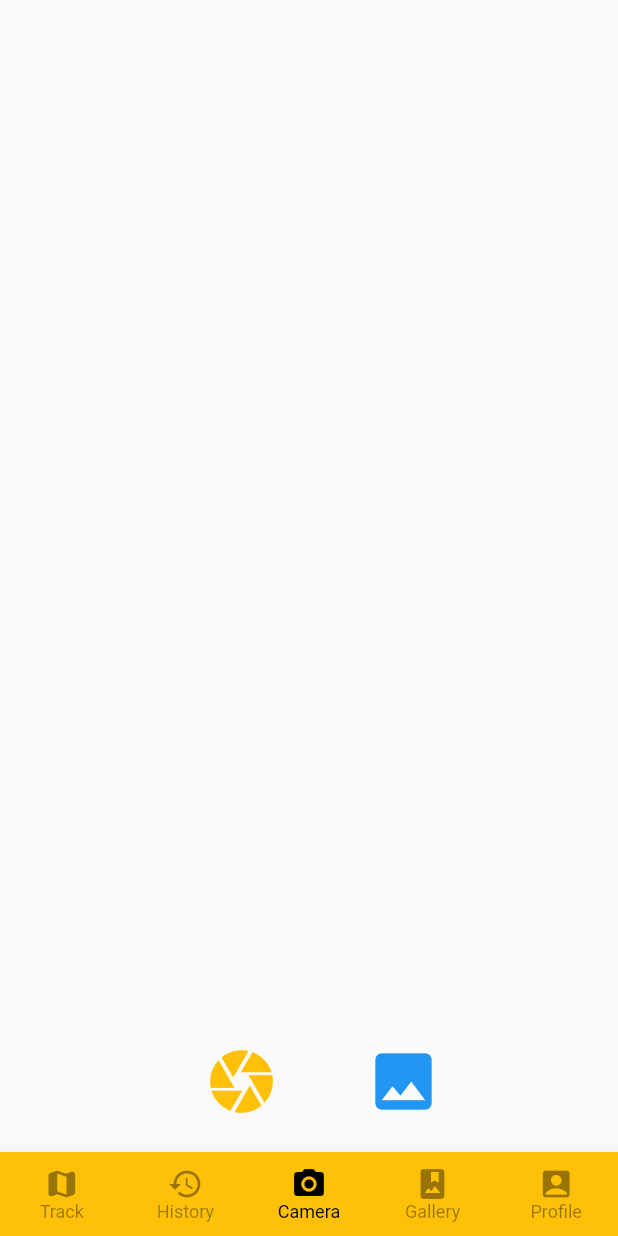
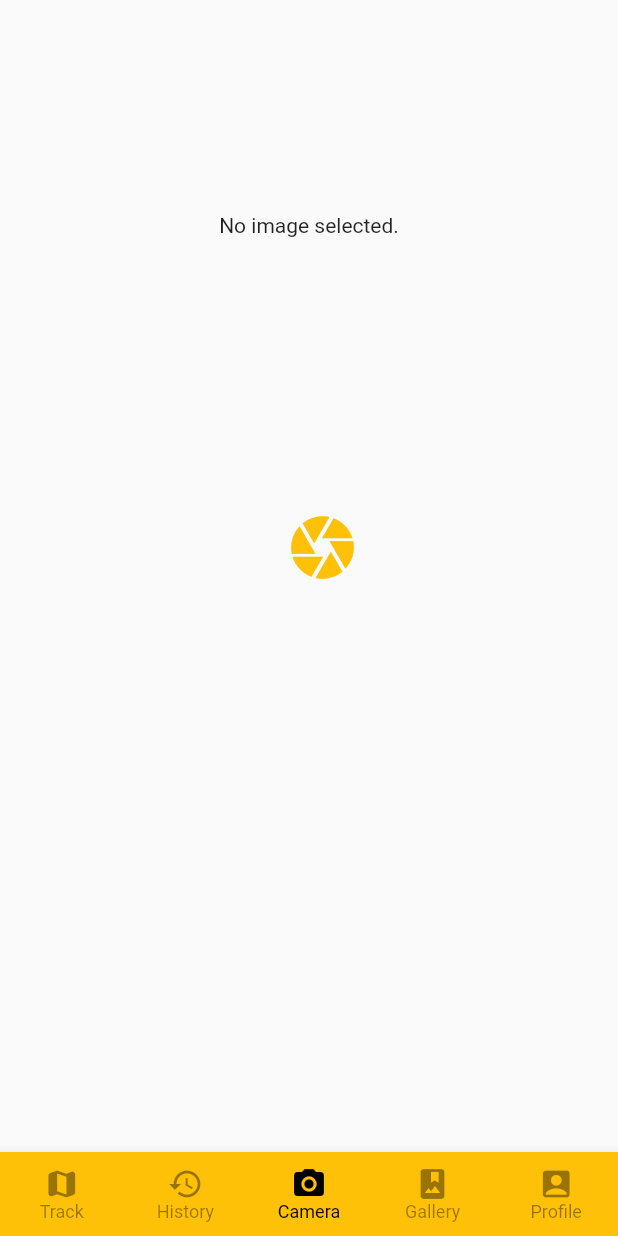
Before and after one commit to lucasseabra97/cm-project, a Flutter app: the screen it shows after launch, item 3 of the bottom bar chosen, after a tap on the "camera" icon, on a phone screen of 412 x 824 dp. Run offline on Flutter 3.47's test engine with Material 2 defaults, Android fonts, the phone set to English and light mode, and no system bars; our stand-ins replace camera, geolocator, google_maps_flutter, image_picker, location, qr_flutter and 2 more; missing offline and left inert: flutter_polyline_points, qrscan; accounts and stored records are empty.

Commit message:
camera and gallery separated

```diff
--- a/bikeTrack/lib/screens/camera_screen.dart
+++ b/bikeTrack/lib/screens/camera_screen.dart
@@ -17,7 +17,8 @@ class _CameraScreen extends State<CameraScreen> {
   List<Photo> images;
   final _picker = ImagePicker();
   PickedFile _pf;
-
+  File _image;
+  List<File> _images;
   @override
   void initState() {
     super.initState();
@@ -36,38 +37,40 @@ class _CameraScreen extends State<CameraScreen> {
   }
 
   Future<void> pickImageFromCamera() async {
-    PickedFile image =
-        await _picker.getImage(source: ImageSource.camera, imageQuality: 50);
-
+    // PickedFile image =
+    //     await _picker.getImage(source: ImageSource.camera, imageQuality: 50);
+    var image = await ImagePicker.pickImage(
+        source: ImageSource.camera, imageQuality: 50);
     setState(() {
-      _pf = image;
+      _image = image;
+      //_images.add(image);
     });
   }
 
   Future<void> imgFromGallery() async {
-    PickedFile image = await _picker.getImage(source: ImageSource.gallery);
-
+    //PickedFile image = await _picker.getImage(source: ImageSource.gallery);
+    var image = await ImagePicker.pickImage(source: ImageSource.gallery);
     setState(() {
-      _pf = image;
+      _image = image;
     });
   }
 
-  // Future<void> pickImageFromGallery() async {
-  //   final pickedFile = await _picker.getImage(source: ImageSource.gallery);
-  //   final bytes = await pickedFile.readAsBytes();
-  //   if (pickedFile != null) {
-  //     //_image = File(pickedFile.path);
-  //     String imgString = base64Encode(bytes);
-  //     //print(imgString);
+  Future<void> pickImageFromGallery() async {
+    final pickedFile = await _picker.getImage(source: ImageSource.gallery);
+    final bytes = await pickedFile.readAsBytes();
+    if (pickedFile != null) {
+      //_image = File(pickedFile.path);
+      String imgString = base64Encode(bytes);
+      //print(imgString);
 
-  //     Photo photo = Photo(photoName: imgString);
+      Photo photo = Photo(imgString);
 
-  //     dbhelper.save(photo);
-  //     refreshImages();
-  //   } else {
-  //     print('No image selected.');
-  //   }
-  // }
+      dbhelper.save(photo);
+      refreshImages();
+    } else {
+      print('No image selected.');
+    }
+  }
 
   gridView() {
     return Padding(
@@ -89,23 +92,41 @@ class _CameraScreen extends State<CameraScreen> {
     );
   }
 
+  // @override
+  // Widget build(BuildContext context) {
+  //   return Scaffold(
+  //     appBar: AppBar(
+  //       title: Text('Camera screen'),
+  //       actions: <Widget>[
+  //         IconButton(
+  //             icon: Icon(Icons.image),
+  //             onPressed: () {
+  //               pickImageFromGallery();
+  //             })
+  //       ],
+  //     ),
+  //     body: Center(
+  //       child: Column(
+  //         mainAxisAlignment: MainAxisAlignment.start,
+  //         children: <Widget>[Flexible(child: gridView())],
+  //       ),
+  //     ),
+  //   );
+  // }
+
   @override
   Widget build(BuildContext context) {
     return Scaffold(
-      body: Column(
+      body: ListView(
         children: <Widget>[
-          Expanded(
-              child: GridView.count(
-            crossAxisCount: 2,
-            childAspectRatio: 1.0,
-            mainAxisSpacing: 4.0,
-            crossAxisSpacing: 4.0,
-            // children: <Widget> [
-            //   _pf == null
-            //     ? Text('No image selected.')
-            //     : Image.file(_pf)
-            //   ]
-          )),
+          Container(
+            height: 300,
+            child: Center(
+              child: _image == null
+                  ? Text('No image selected.')
+                  : Image.file(_image),
+            ),
+          ),
           Padding(
             padding: const EdgeInsets.all(32),
             child: Row(
@@ -120,19 +141,6 @@ class _CameraScreen extends State<CameraScreen> {
                     onPressed: () {
                       pickImageFromCamera();
                     }),
-                SizedBox(
-                  width: 60,
-                ),
-                IconButton(
-                  icon: Icon(
-                    Icons.image,
-                    size: 50,
-                    color: Colors.blue,
-                  ),
-                  onPressed: () {
-                    imgFromGallery();
-                  },
-                ),
               ],
             ),
           )
--- a/bikeTrack/lib/screens/gallery_screen.dart
+++ b/bikeTrack/lib/screens/gallery_screen.dart
@@ -12,11 +12,48 @@ class GalleryScreen extends StatefulWidget {
 }
 
 class _GalleryScreen extends State<GalleryScreen> {
+  File _image;
+  Future<void> imgFromGallery() async {
+    //PickedFile image = await _picker.getImage(source: ImageSource.gallery);
+    var image = await ImagePicker.pickImage(source: ImageSource.gallery);
+    setState(() {
+      _image = image;
+    });
+  }
+
   @override
   Widget build(BuildContext context) {
-    // TODO: implement build
-    throw UnimplementedError();
+    return Scaffold(
+      body: ListView(
+        children: <Widget>[
+          Container(
+            height: 300,
+            child: Center(
+              child: _image == null
+                  ? Text('No image selected.')
+                  : Image.file(_image),
+            ),
+          ),
+          Padding(
+            padding: const EdgeInsets.all(32),
+            child: Row(
+              mainAxisAlignment: MainAxisAlignment.center,
+              children: <Widget>[
+                IconButton(
+                  icon: Icon(
+                    Icons.image,
+                    size: 50,
+                    color: Colors.blue,
+                  ),
+                  onPressed: () {
+                    imgFromGallery();
+                  },
+                ),
+              ],
+            ),
+          )
+        ],
+      ),
+    );
   }
-  //Future<File> imageFile;
-
 }
--- a/bikeTrack/lib/services/dbhelper.dart
+++ b/bikeTrack/lib/services/dbhelper.dart
@@ -28,7 +28,8 @@ class DBhelper {
   }
 
   _onCreate(Database db, int version) async {
-    await db.execute('CREATE TABLE $TABLE ($ID INTEGER, $NAME TEXT)');
+    await db.execute(
+        'CREATE TABLE $TABLE ($ID INTEGER PRIMARY KEY AUTOINCREMENT, $NAME TEXT)');
   }
 
   Future<Photo> save(Photo photo) async {
--- a/bikeTrack/lib/services/photo.dart
+++ b/bikeTrack/lib/services/photo.dart
@@ -2,7 +2,7 @@ class Photo {
   int id;
   String photoName;
 
-  Photo(this.id, this.photoName);
+  Photo(this.photoName);
 
   Map<String, dynamic> toMap() {
     var map = <String, dynamic>{
```
